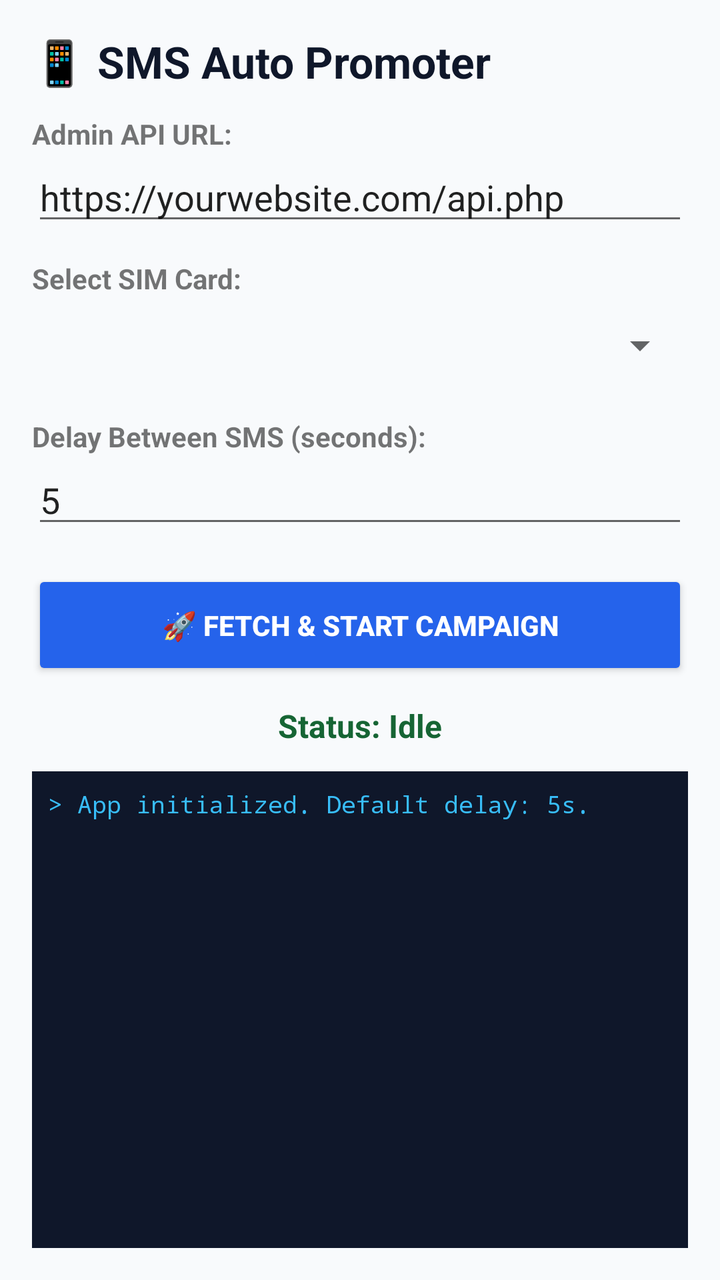
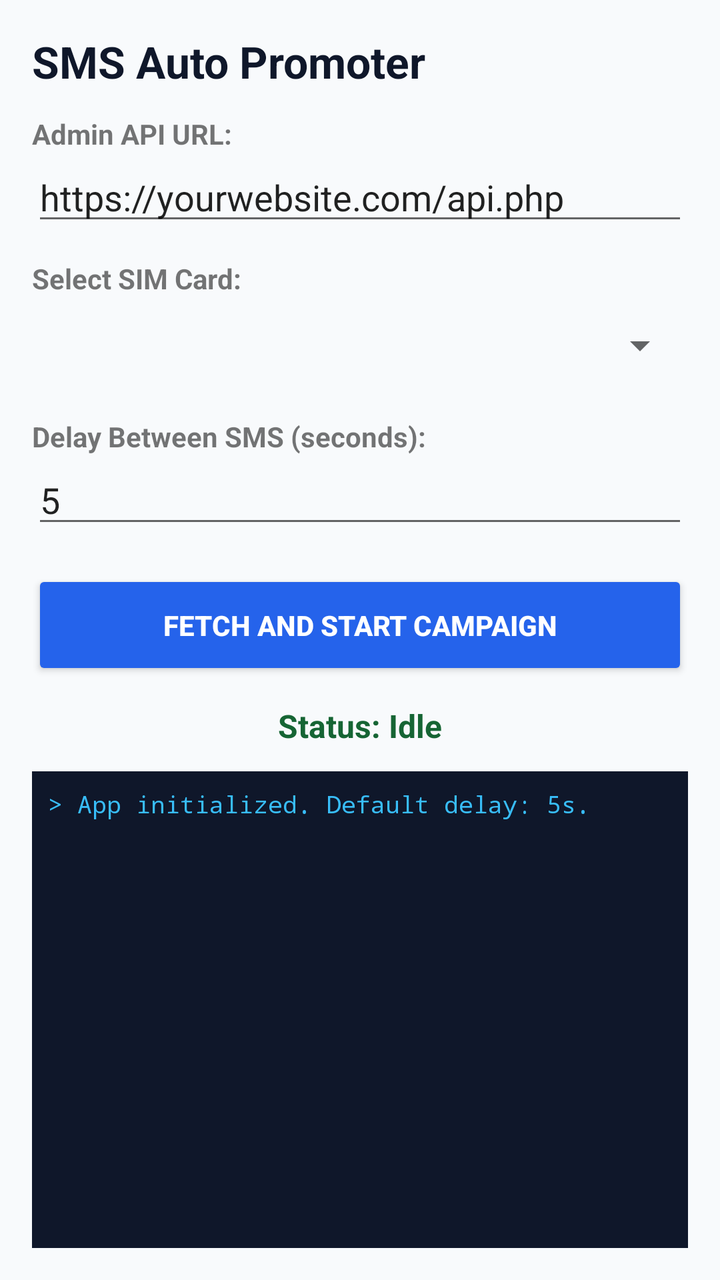

Before-and-after screenshots of an Android layout around one commit, followed by the original layout XML and the change that was made.
<!-- AndroidManifest.xml: application theme Theme.AppCompat.Light.NoActionBar -->
<!-- res/layout/activity_main.xml -->
<?xml version="1.0" encoding="utf-8"?>

<LinearLayout xmlns:android="http://schemas.android.com/apk/res/android"
    android:layout_width="match_parent"
    android:layout_height="match_parent"
    android:orientation="vertical"
    android:padding="16dp"
    android:background="#F8FAFC">

    <TextView
        android:layout_width="wrap_content"
        android:layout_height="wrap_content"
        android:text="📱 SMS Auto Promoter"
        android:textSize="22sp"
        android:textStyle="bold"
        android:textColor="#0F172A" />

    <TextView
        android:layout_width="wrap_content"
        android:layout_height="wrap_content"
        android:text="Admin API URL:"
        android:layout_marginTop="12dp"
        android:textStyle="bold" />
    
    <EditText
        android:id="@+id/etApiUrl"
        android:layout_width="match_parent"
        android:layout_height="wrap_content"
        android:hint="https://yourwebsite.com/api.php"
        android:inputType="textUri"
        android:text="https://yourwebsite.com/api.php" />

    <TextView
        android:layout_width="wrap_content"
        android:layout_height="wrap_content"
        android:text="Select SIM Card:"
        android:layout_marginTop="12dp"
        android:textStyle="bold" />

    <Spinner
        android:id="@+id/spinnerSim"
        android:layout_width="match_parent"
        android:layout_height="48dp" />

    <TextView
        android:layout_width="wrap_content"
        android:layout_height="wrap_content"
        android:text="Delay Between SMS (seconds):"
        android:layout_marginTop="12dp"
        android:textStyle="bold" />

    
    <EditText
        android:id="@+id/etDelay"
        android:layout_width="match_parent"
        android:layout_height="wrap_content"
        android:inputType="number"
        android:text="5" />

    <Button
        android:id="@+id/btnStart"
        android:layout_width="match_parent"
        android:layout_height="55dp"
        android:text="🚀 FETCH &amp; START CAMPAIGN"
        android:backgroundTint="#2563EB"
        android:textColor="#FFFFFF"
        android:textStyle="bold"
        android:layout_marginTop="16dp" />

    <TextView
        android:id="@+id/tvStatus"
        android:layout_width="match_parent"
        android:layout_height="wrap_content"
        android:text="Status: Idle"
        android:textAlignment="center"
        android:textSize="16sp"
        android:textStyle="bold"
        android:textColor="#166534"
        android:layout_marginTop="12dp" />

    <ScrollView
        android:layout_width="match_parent"
        android:layout_height="0dp"
        android:layout_weight="1"
        android:background="#0F172A"
        android:layout_marginTop="12dp"
        android:padding="8dp">

        <TextView
            android:id="@+id/tvLog"
            android:layout_width="match_parent"
            android:layout_height="wrap_content"
            android:textColor="#38BDF8"
            android:fontFamily="monospace"
            android:textSize="12sp"
            android:text="> App initialized. Default delay: 5s." />
    </ScrollView>
</LinearLayout>
<!-- resources referenced by this layout -->
<resources>

</resources>

<!-- the commit's change to res/layout/activity_main.xml (unified diff, before → after) -->
@@ -10,7 +10,7 @@
     <TextView
         android:layout_width="wrap_content"
         android:layout_height="wrap_content"
-        android:text="📱 SMS Auto Promoter"
+        android:text="SMS Auto Promoter"
         android:textSize="22sp"
         android:textStyle="bold"
         android:textColor="#0F172A" />
@@ -49,7 +49,6 @@
         android:layout_marginTop="12dp"
         android:textStyle="bold" />
 
-    
     <EditText
         android:id="@+id/etDelay"
         android:layout_width="match_parent"
@@ -61,7 +60,7 @@
         android:id="@+id/btnStart"
         android:layout_width="match_parent"
         android:layout_height="55dp"
-        android:text="🚀 FETCH &amp; START CAMPAIGN"
+        android:text="FETCH AND START CAMPAIGN"
         android:backgroundTint="#2563EB"
         android:textColor="#FFFFFF"
         android:textStyle="bold"
